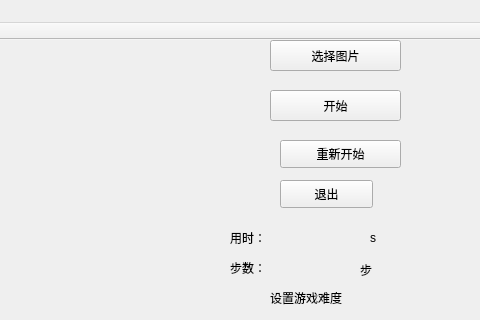
The window that mainwindow.ui (denllx/intelligent-jigsaw) describes before a commit, drawn with Qt 5; both pictures show x 370 to 850 and y 0 to 320 of the 850 by 700 pixel window.
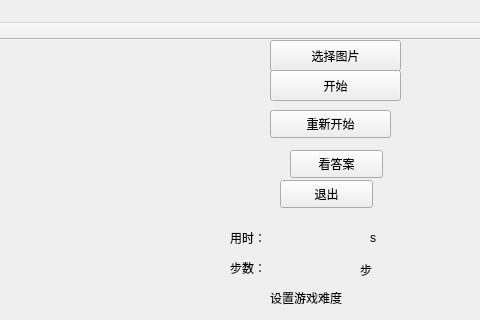
The same window after the commit. Icons and pictures are not drawn.

The edit to the form file:
```diff
--- a/mainwindow.ui
+++ b/mainwindow.ui
@@ -264,7 +264,7 @@
     <property name="geometry">
      <rect>
       <x>640</x>
-      <y>50</y>
+      <y>30</y>
       <width>131</width>
       <height>31</height>
      </rect>
@@ -276,8 +276,8 @@
    <widget class="QPushButton" name="reset">
     <property name="geometry">
      <rect>
-      <x>650</x>
-      <y>100</y>
+      <x>640</x>
+      <y>70</y>
       <width>121</width>
       <height>28</height>
      </rect>
@@ -299,6 +299,19 @@
      <string>退出</string>
     </property>
    </widget>
+   <widget class="QPushButton" name="answer">
+    <property name="geometry">
+     <rect>
+      <x>660</x>
+      <y>110</y>
+      <width>93</width>
+      <height>28</height>
+     </rect>
+    </property>
+    <property name="text">
+     <string>看答案</string>
+    </property>
+   </widget>
   </widget>
   <widget class="QMenuBar" name="menuBar">
    <property name="geometry">
```
